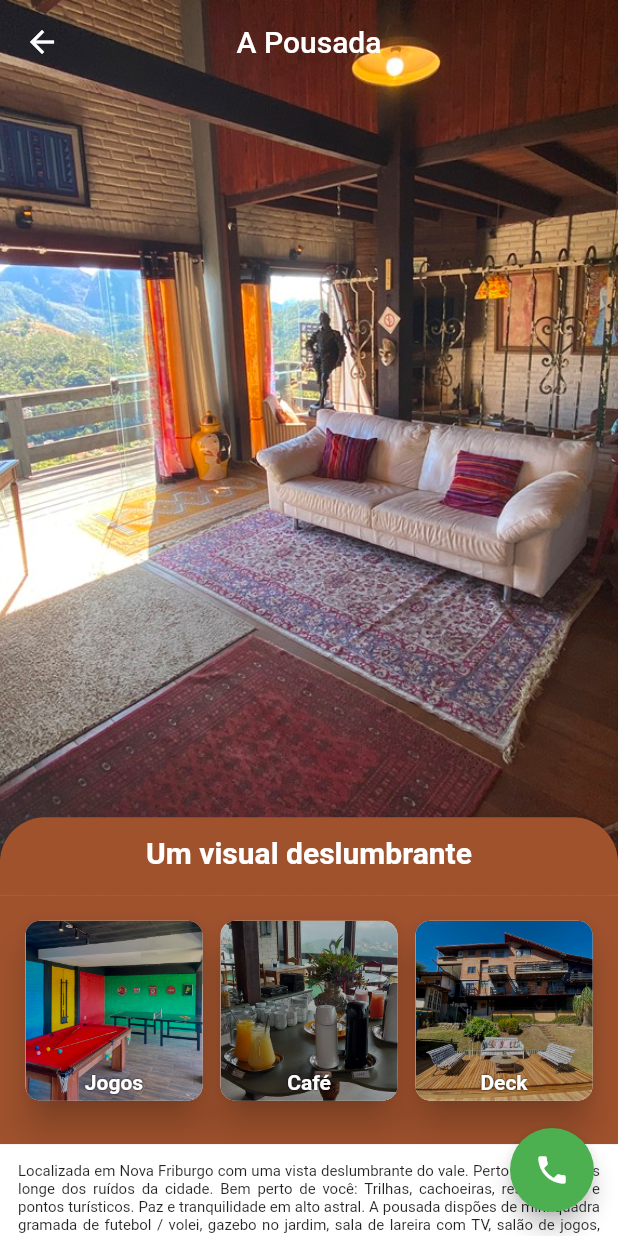
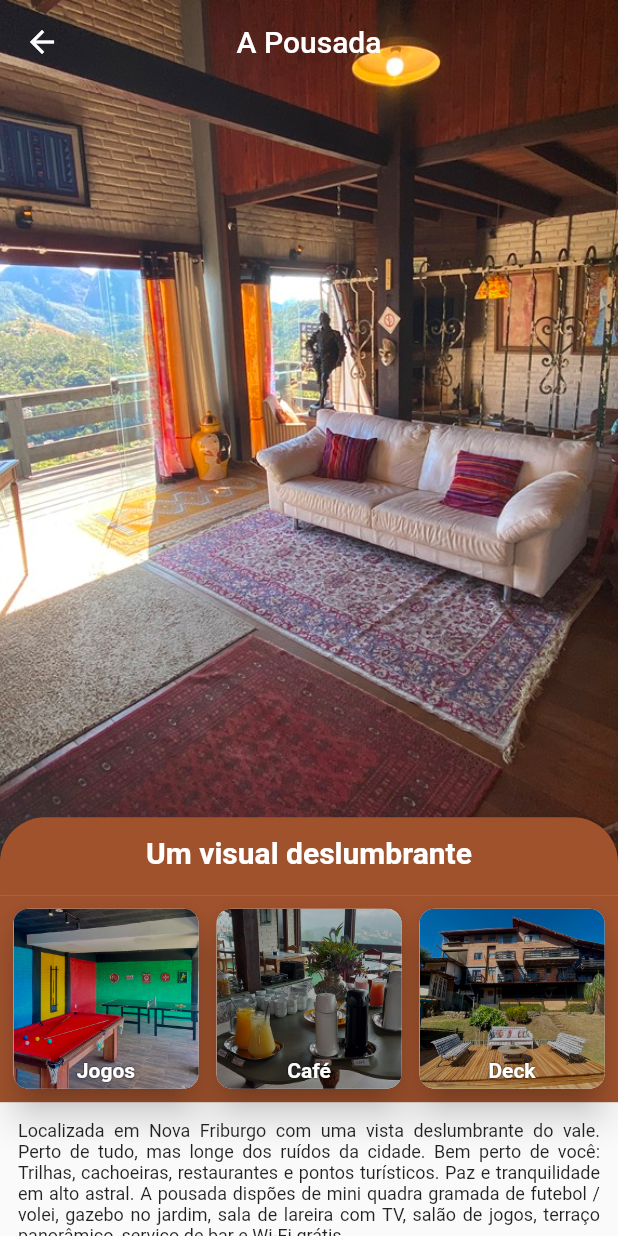
Before and after one commit to mattostiago/vdf, a Flutter app: the Pousada screen opened directly, on a phone screen of 412 x 824 dp. Run offline on Flutter 3.47's test engine with Material 2 defaults, Android fonts, the phone set to English and light mode, and no system bars; drawn by our look-alikes of flutter_image_slideshow; our stand-ins replace carousel_slider, lottie; network calls fail.

Commit message:
Ajuste e correção

```diff
--- a/lib/source/screens/pousada.dart
+++ b/lib/source/screens/pousada.dart
@@ -2,9 +2,8 @@ import 'package:flutter/material.dart';
 import 'package:flutter/src/widgets/container.dart';
 import 'package:flutter/src/widgets/framework.dart';
 import 'package:flutter_image_slideshow/flutter_image_slideshow.dart';
-//import 'package:lottie/lottie.dart';
+import 'package:lottie/lottie.dart';
 import 'package:url_launcher/url_launcher.dart';
-import 'package:vdf/source/components/botoes.dart';
 import 'package:vdf/source/components/modal.dart';
 import 'package:vdf/source/data/dados.dart';
 import 'package:vdf/source/utils/constants.dart';
@@ -19,7 +18,6 @@ class Pousada extends StatefulWidget {
 class _PousadaState extends State<Pousada> {
   Dados dados = Dados();
   Modal modal = Modal();
-  Botoes botao = Botoes();
 
   final Uri _url = Uri.parse(
       'https://www.google.com/maps/place/Pousada+Vale+das+Flores/@-22.2846187,-42.515241,17z/data=!3m1!4b1!4m8!3m7!1s0x978ae3ff627ffb:0xbcf22390017c4b4c!5m2!4m1!1i2!8m2!3d-22.2846236!4d-42.5151785');
@@ -33,7 +31,6 @@ class _PousadaState extends State<Pousada> {
   @override
   Widget build(BuildContext context) {
     return Scaffold(
-        floatingActionButton: botao.retornaBotaoFlutuanteWhatsApp(),
       extendBodyBehindAppBar: true,
       appBar: AppBar(
         title: const Text("A Pousada"),
@@ -41,14 +38,9 @@ class _PousadaState extends State<Pousada> {
         centerTitle: true,
         elevation: 0,
       ),
-        body: SizedBox(
-          child: Container(
-            decoration: BoxDecoration(
-                image: DecorationImage(
-              image: AssetImage(dados.background.imagem),
-              fit: BoxFit.cover,
-            )),
-            child: Expanded(
+      body: Column(
+        children: [
+          Expanded(
             child: SingleChildScrollView(
               child: Column(
                 children: [
@@ -66,8 +58,8 @@ class _PousadaState extends State<Pousada> {
                                   onPageChanged: (value) {
                                     //debugPrint('Page changed: $value');
                                   },
-                                    height: MediaQuery.of(context).size.height *
-                                        0.4,
+                                  height:
+                                      MediaQuery.of(context).size.height * 0.4,
                                   indicatorRadius: 2,
                                   autoPlayInterval: 3000,
                                   isLoop: true,
@@ -131,8 +123,7 @@ class _PousadaState extends State<Pousada> {
                     padding: EdgeInsets.all(5),
                     color: cor3,
                     child: GridView.builder(
-                        padding: const EdgeInsets.only(
-                            top: 8, left: 8, right: 8, bottom: 20),
+                      padding: EdgeInsets.zero,
                       shrinkWrap: true,
                       physics: const BouncingScrollPhysics(),
                       itemCount: menu.length,
@@ -154,8 +145,7 @@ class _PousadaState extends State<Pousada> {
                               crossAxisAlignment: CrossAxisAlignment.start,
                               children: [
                                 Stack(
-                                    alignment:
-                                        AlignmentDirectional.bottomCenter,
+                                  alignment: AlignmentDirectional.bottomCenter,
                                   children: [
                                     Container(
                                       height: 120.0,
@@ -163,8 +153,7 @@ class _PousadaState extends State<Pousada> {
                                         borderRadius:
                                             BorderRadius.circular(10.0),
                                         image: DecorationImage(
-                                            image:
-                                                AssetImage(menu[index].imagem),
+                                          image: AssetImage(menu[index].imagem),
                                           fit: BoxFit.cover,
                                         ),
                                       ),
@@ -199,12 +188,10 @@ class _PousadaState extends State<Pousada> {
                               modal.chamaModal(
                                   context,
                                   Container(
-                                      height:
-                                          MediaQuery.of(context).size.height *
+                                    height: MediaQuery.of(context).size.height *
                                         0.5,
                                     child: Center(
-                                          child:
-                                              Text("Mais informações aqui.")),
+                                        child: Text("Mais informações aqui.")),
                                   ));
                             },
                           ),
@@ -213,33 +200,26 @@ class _PousadaState extends State<Pousada> {
                     ),
                   ),
                   Container(
-                      color: Colors.white,
+                    //   color: Colors.blueAccent,
                     padding: const EdgeInsets.all(12),
                     child: Text(
                       dados.descricaoSobre,
                       textAlign: TextAlign.justify,
-                        style: TextStyle(fontSize: 10),
+                      style: TextStyle(fontSize: 12),
                     ),
                   ),
                   InkWell(
                     child: Container(
+                      decoration: BoxDecoration(color: Colors.black26),
                       child: Row(
                           mainAxisAlignment: MainAxisAlignment.center,
                           crossAxisAlignment: CrossAxisAlignment.center,
                           children: [
-                              /*
                             SizedBox(
-                                  height: 100,
-                                  width: 100,
+                              height: 120,
+                              width: 120,
                               child: Lottie.network(
-                                      "https://assets2.lottiefiles.com/packages/lf20_ua4bz2th.json"),
-                                ),*/
-                              SizedBox(
-                                height: 100,
-                                width: 100,
-                                child: Image.asset(
-                                  "assets/34716-google-icons-maps.gif",
-                                ),
+                                  "https://assets9.lottiefiles.com/packages/lf20_qjeqt7ez.json"),
                             ),
                             ElevatedButton(
                                 onPressed: () {
@@ -261,8 +241,8 @@ class _PousadaState extends State<Pousada> {
                     padding: const EdgeInsets.only(top: 12),
                     child: Container(
                         color: Colors.black87,
-                          padding: const EdgeInsets.only(
-                              left: 12, right: 75, top: 15),
+                        padding:
+                            const EdgeInsets.only(left: 12, right: 75, top: 15),
                         child: Column(
                           crossAxisAlignment: CrossAxisAlignment.start,
                           children: [
@@ -306,8 +286,9 @@ class _PousadaState extends State<Pousada> {
               ),
             ),
           ),
+        ],
       ),
-        ));
+    );
   }
 
   Future<void> _launchUrl() async {
--- a/pubspec.yaml
+++ b/pubspec.yaml
@@ -43,6 +43,7 @@ dependencies:
   url_launcher: ^6.1.6
   flutter_map: ^3.0.0
   latlong2: ^0.8.1
+  lottie: ^2.2.0
 
 dev_dependencies:
   flutter_test:
```
Also changed, not shown: lib/source/screens/acomodacoes.dart (+8 -15 lines), lib/source/screens/promocoes.dart (+6 -16 lines), pubspec.lock. Lines whose indentation alone changed are shown as unchanged.
